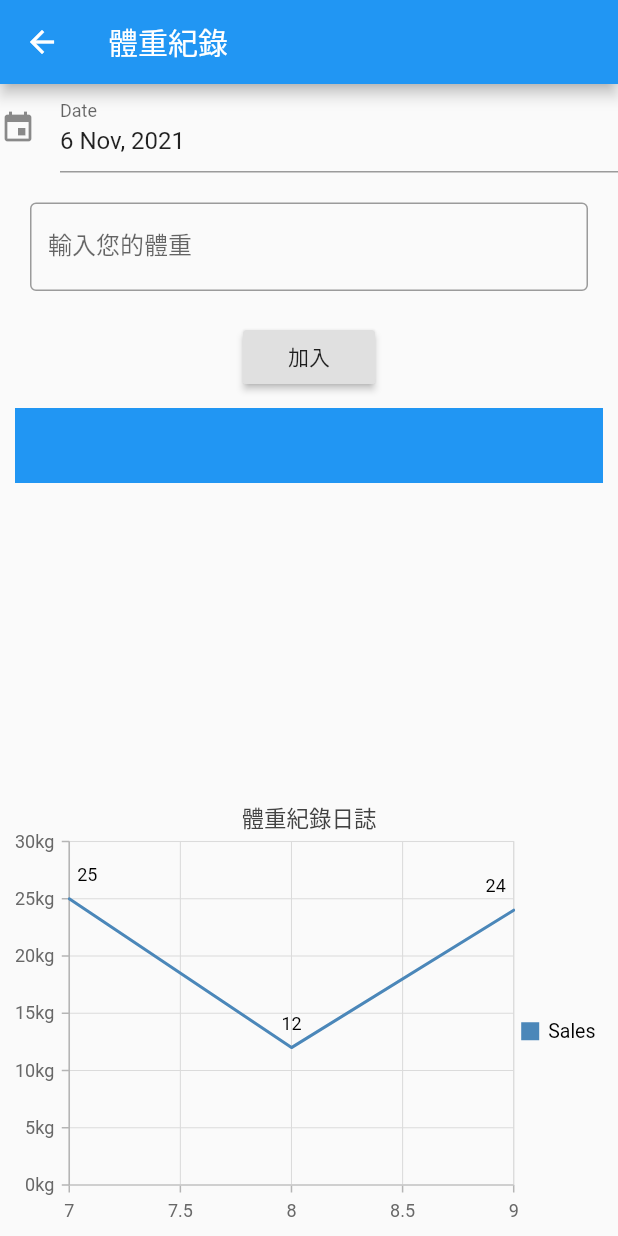
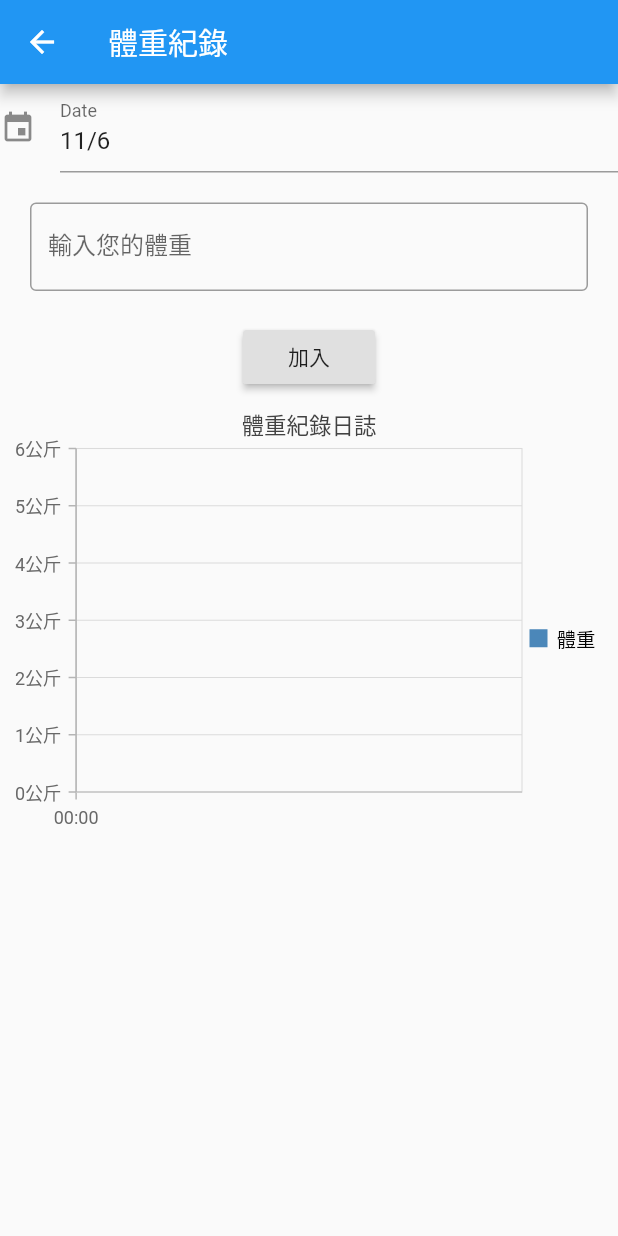
Before and after one commit to Clark1945/flutter_health_diary, a Flutter app: the weight screen opened directly, after a tap on "加入", on a phone screen of 412 x 824 dp. Run offline on Flutter 3.47's test engine with Material 2 defaults, Android fonts, the light colour scheme and no system bars; drawn by our look-alikes of date_time_picker; our stand-ins replace google_fonts, hive, hive_flutter, jiffy, pedometer, syncfusion_flutter_charts; missing offline and left inert: direct_select; accounts and stored records are empty.

Commit message:
Optimization the weigh chart

```diff
--- a/health1/lib/weigh.dart
+++ b/health1/lib/weigh.dart
@@ -17,8 +17,27 @@ class MyApp extends StatelessWidget {
         GlobalMaterialLocalizations.delegate,
         GlobalCupertinoLocalizations.delegate,
       ],
-      supportedLocales: [Locale('en', 'US')], //, Locale('pt', 'BR')],
-    );
+      supportedLocales: [  Locale.fromSubtags(languageCode: 'zh'), // generic Chinese 'zh'
+    Locale.fromSubtags(
+    languageCode: 'zh',
+    scriptCode: 'Hans'), // generic simplified Chinese 'zh_Hans'
+    Locale.fromSubtags(
+    languageCode: 'zh',
+    scriptCode: 'Hant'), // generic traditional Chinese 'zh_Hant'
+    Locale.fromSubtags(
+    languageCode: 'zh',
+    scriptCode: 'Hans',
+    countryCode: 'CN'), // 'zh_Hans_CN'
+    Locale.fromSubtags(
+    languageCode: 'zh',
+    scriptCode: 'Hant',
+    countryCode: 'TW'), // 'zh_Hant_TW'
+    Locale.fromSubtags(
+    languageCode: 'zh',
+    scriptCode: 'Hant',
+    countryCode: 'HK'), // 'zh_Hant_HK'], //, Locale('pt', 'BR')],
+    ]);
+
   }
 }
 class weight extends StatefulWidget {
@@ -30,14 +49,10 @@ class weight extends StatefulWidget {
 }
 class _weightState extends State<weight> {
   final List<String> names = <String>[];  //預先加入的資料集
-  //final List<int> msgCount = <int>[2, 10];  //預先加入的資料集
   TextEditingController nameController = TextEditingController();//擷取文字用
 
   GlobalKey<FormState> _oFormKey = GlobalKey<FormState>();
   late TextEditingController _controller3;
-  String _valueChanged3 = '';
-  String _valueToValidate3 = '';
-  String _valueSaved3 = '';
 
   late List<weightData> _chartData;
   late TooltipBehavior _tooltipBehavior;
@@ -60,11 +75,9 @@ class _weightState extends State<weight> {
   void addItemToList(){
     setState(() {
       var Date = DateTime.now();
-      int Datemon= Date.month;  //加入月份
-
       names.insert(0,nameController.text);
 //      msgCount.insert(0, 0); //insert在0的位置加入0
-      _chartData.insert(_chartData.length, weightData(Datemon.toDouble(),double.parse(nameController.text))); //圖表更新
+      _chartData.insert(_chartData.length, weightData(DateTime.parse(_controller3.text),double.parse(nameController.text))); //圖表更新
     });
   }
 
@@ -84,7 +97,7 @@ class _weightState extends State<weight> {
                   children: <Widget>[
                     DateTimePicker(
                       type: DateTimePickerType.date,  //顯示格式
-                      dateMask: 'd MMM, yyyy',  //需求資料格式
+                      dateMask: 'Md',  //需求資料格式
                       controller: _controller3,  //
                       //initialValue: _initialValue,
                       firstDate: DateTime(2000), //範圍
@@ -116,44 +129,44 @@ class _weightState extends State<weight> {
                 addItemToList(); //呼叫方法
               },
             ),
-            Expanded(
-                child: ListView.builder(
-                    padding: const EdgeInsets.all(8),
-                    itemCount: names.length,
-                    itemBuilder: (BuildContext context, int index) {
-                      return Container(
-                        height: 50,
-                        margin: EdgeInsets.all(2),
-                        color: Colors.blue,
-                        //                        msgCount[index]>=10? Colors.blue[400]:
+ //           Expanded(
+ //               child: ListView.builder(
+ //                   padding: const EdgeInsets.all(8),
+    //                   itemCount: names.length,
+    //                   itemBuilder: (BuildContext context, int index) {
+    //                     return Container(
+    //                       height: 50,
+    //                      margin: EdgeInsets.all(2),
+    //                     color: Colors.blue,
+    //                   //                        msgCount[index]>=10? Colors.blue[400]:
 //                        msgCount[index]>3? Colors.blue[100]: Colors.grey,
-                        child: Center(
-                            child: Text('${names[index]} ',
-                              style: TextStyle(fontSize: 18),
-                            )
-                        ),
-                      );
-                    }
-                )
-            ),
+    //                   child: Center(
+    //                      child: Text('${names[index]} ',
+    //                        style: TextStyle(fontSize: 18),
+    //                       )
+    //                   ),
+    //                 );
+    //               }   //顯示加入值時使用(廢棄)
+    //            )
+            //        ),
             SfCartesianChart(
               title: ChartTitle(text: "體重紀錄日誌",
               ),
               legend: Legend(isVisible: true), //顯示下面標籤
               tooltipBehavior: _tooltipBehavior,
               series: <ChartSeries>[
-                LineSeries<weightData,double>(
-                    name: 'Sales',  //改變標籤名稱
+                LineSeries<weightData,DateTime>(
+                    name: '體重',  //改變標籤名稱
                     dataSource: _chartData,
                     xValueMapper: (weightData sales, _) => sales.year,  //X軸的資料
-                    yValueMapper: (weightData sales, _) => sales.sales,  //Y軸的資料
-                    dataLabelSettings: DataLabelSettings(isVisible: true),
+                    yValueMapper: (weightData sales, _) => sales.kgwieght,  //Y軸的資料
+                    dataLabelSettings: DataLabelSettings(isVisible: false), //取消在圖表上顯示
                     enableTooltip: true  //final enable tooltip
                 )
               ],
-              primaryXAxis: NumericAxis(edgeLabelPlacement: EdgeLabelPlacement.shift),
-              primaryYAxis: NumericAxis(
-                labelFormat: '{value}kg',
+              primaryXAxis: DateTimeAxis(), //設定X軸為DateTime格式
+              primaryYAxis: NumericAxis(   //設定Y軸為數字格式
+                labelFormat: '{value}公斤',
                 //numberFormat: NumberFormat.simpleCurrency(decimalDigits: 0) //$設定US為Default
               ),
             ),
@@ -163,16 +176,12 @@ class _weightState extends State<weight> {
   }
   List<weightData> getChartData(){
     final List<weightData> chartData = [
-      weightData(7, 25),
-      weightData(8, 12),
-      weightData(9, 24),
     ];
     return chartData;
   }
 }
-
 class weightData{
-  weightData(this.year,this.sales);
-  final double year;
-  final double sales;
+  weightData(this.year,this.kgwieght);
+  final DateTime year;
+  final double kgwieght;
 }
```
